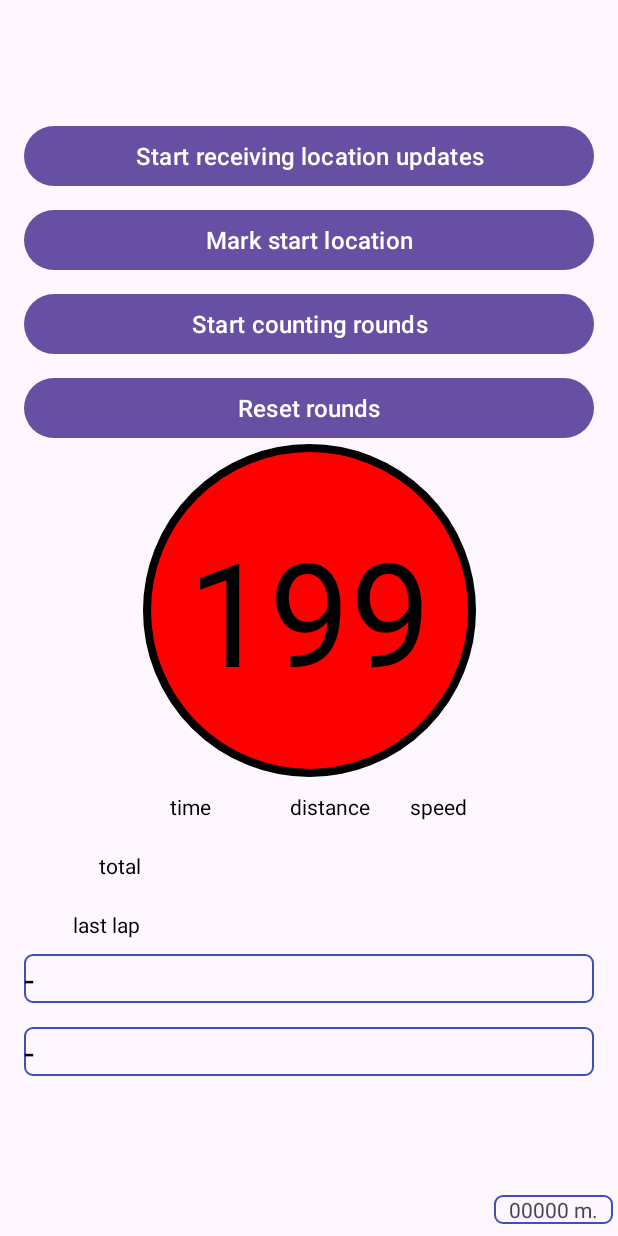
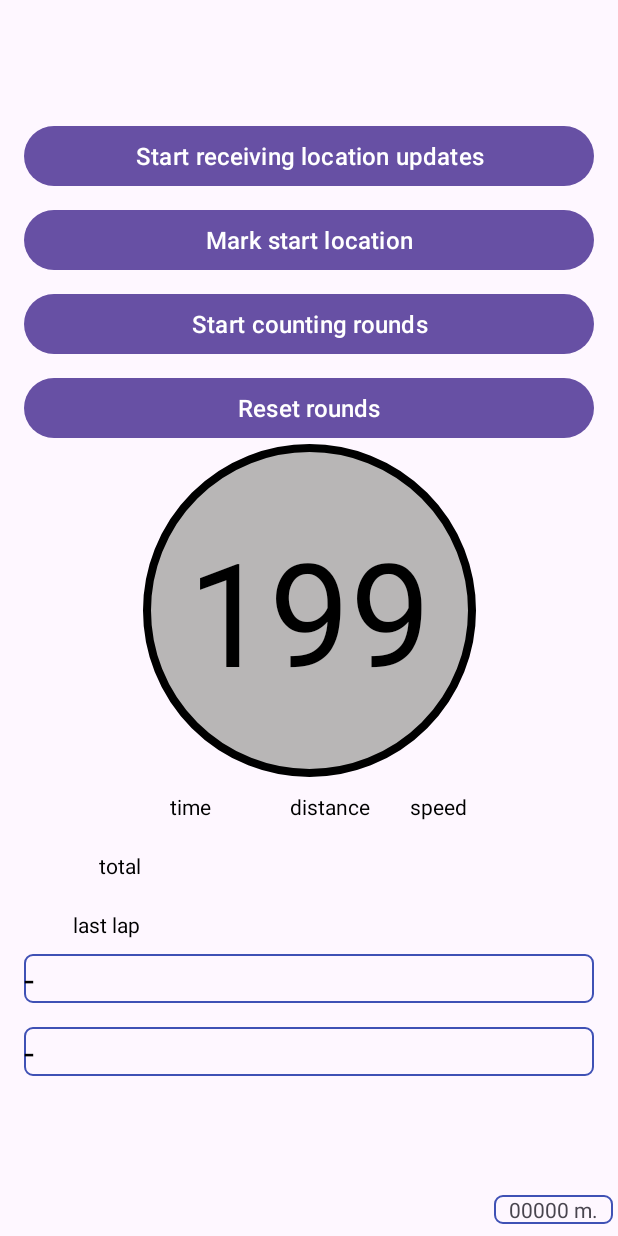
Before and after one commit to John-W-Code/Tracking-Location, an Android app: the layout fragment_rounds.xml on its own in the app's theme, with its tools: preview values and no code run, on a phone screen of 412 x 824 dp. Run offline under Robolectric (Android 15) with nearby library versions, the phone set to English and light mode, and no system bars.

Commit message:
Merge remote-tracking branch 'origin/main' created fragment for display got it it to work even better 2025-06-08 first working version with sound fixed some minor problems first speed info add new icon

```diff
--- a/app/src/main/java/com/JW/trackinglocation/Rounds.kt
+++ b/app/src/main/java/com/JW/trackinglocation/Rounds.kt
@@ -133,7 +133,7 @@ class Rounds : Fragment() {
             distanceTV.text = if (counting.startSet) String.format("%S m", counting.distance.toString()) else "- m"
             markTV.text = counting.startLocation.toText()
             countTV.text = counting.numberOfRounds.toString()
-            if (counting.running)  {countTV.setBackgroundResource(R.drawable.circle_red)}
+            if (counting.running)  {countTV.setBackgroundResource(R.drawable.circle_green)}
             else                   {countTV.setBackgroundResource(R.drawable.circle_grey)}
             if (counting.startSet) {
                 startCountingBTN.isEnabled = true
--- a/app/src/main/res/layout/fragment_rounds.xml
+++ b/app/src/main/res/layout/fragment_rounds.xml
@@ -101,7 +101,7 @@
         android:id="@+id/round_count_text_view"
         android:layout_width="100pt"
         android:layout_height="100pt"
-        android:background="@drawable/circle_red"
+        android:background="@drawable/circle_grey"
         android:gravity="center"
         android:text="@string/Initial_round_number"
         android:textAppearance="@style/TextAppearance.AppCompat.Display1"
@@ -124,6 +124,7 @@
         android:paddingEnd="10dp"
         android:text="@string/Initial_distance"
         android:textAlignment="textEnd"
+        android:textSize="14sp"
         app:layout_constraintBottom_toBottomOf="parent"
         app:layout_constraintEnd_toEndOf="parent"
         app:layout_constraintStart_toStartOf="parent" />
--- a/gradle/libs.versions.toml
+++ b/gradle/libs.versions.toml
@@ -1,5 +1,5 @@
 [versions]
-agp = "8.10.1"
+agp = "8.13.1"
 kotlin = "1.9.24"
 coreKtx = "1.15.0"
 junit = "4.13.2"
```
Also changed, not shown: app/src/main/res/drawable/circle_green.xml (added, +7 -0 lines), gradle/wrapper/gradle-wrapper.properties.
